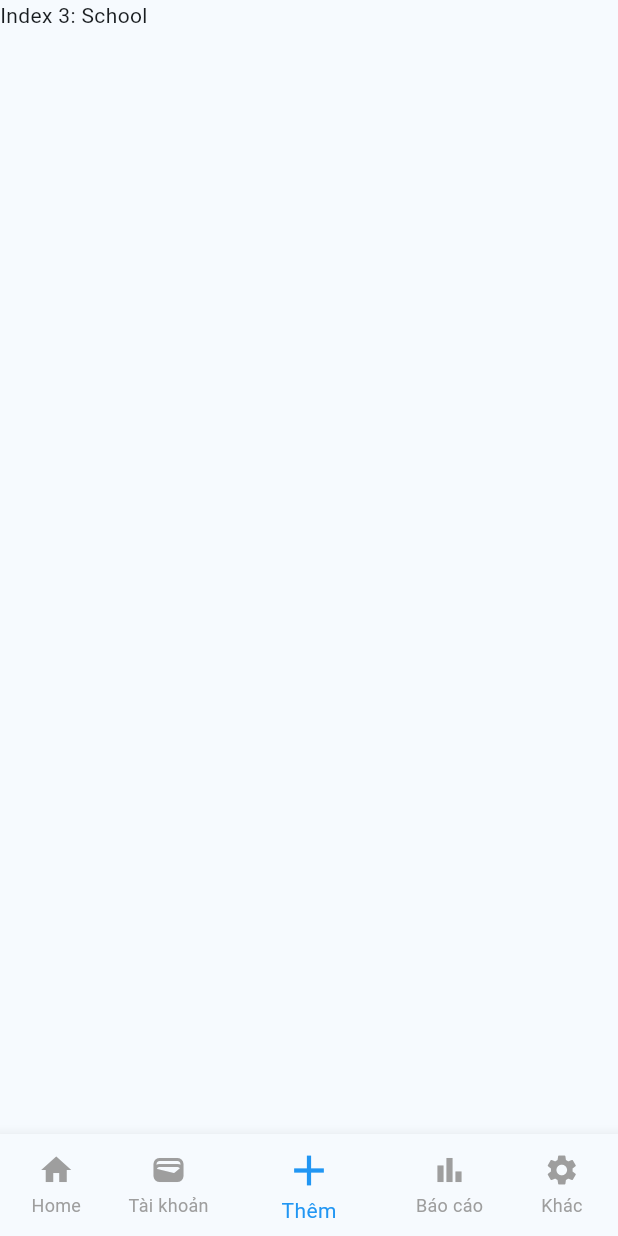
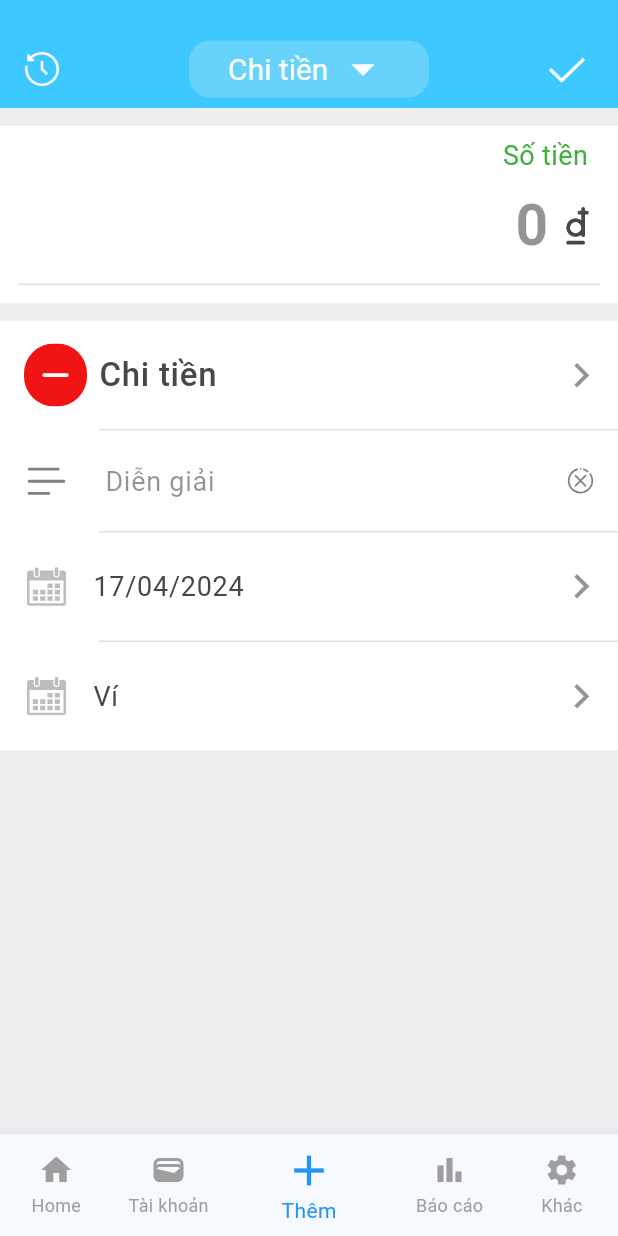
Before and after one commit to nxdinh94/UI_DACS3, a Flutter app: the screen it shows after launch, item 3 of the bottom bar chosen, on a phone screen of 412 x 824 dp. Run offline on Flutter 3.47's test engine with Material 3 defaults, Android fonts, the phone set to English and light mode, and no system bars; drawn by our look-alikes of dropdown_button2; our stand-ins replace flutter_svg, pie_chart, syncfusion_flutter_charts.

Commit message:
adding workspace ui

```diff
--- a/lib/constant/color.dart
+++ b/lib/constant/color.dart
@@ -6,10 +6,14 @@ const secondaryColor = Color(0xFFFFFFFF);
 const backgroundColor = Color(0xD9ECECEC);
 const selectionColor = Color(0xFF88B2AC);
 
+
 const chartCollumn1 = Colors.green;
 const chartCollumn2 = Colors.deepOrangeAccent;
 
+const spendingMoneyColor = Color(0xFFFF6666);
+const revenueMoneyColor = Color(0xFF43AF3F);
 
+const textColor = Color(0xFF494646);
 const unselectedRadioButton = Colors.grey;
 const labelColor = Color(0x86343434);
 const underLineColor = Color(0x86C5C5C5);
@@ -17,15 +21,15 @@ const underLineColor = Color(0x86C5C5C5);
 const defaultPadding = 20.0;
 final gradientList = <List<Color>>[
   [
-    Color.fromRGBO(223, 250, 92, 1),
-    Color.fromRGBO(129, 250, 112, 1),
+    const Color.fromRGBO(223, 250, 92, 1),
+    const Color.fromRGBO(129, 250, 112, 1),
   ],
   [
-    Color.fromRGBO(129, 182, 205, 1),
-    Color.fromRGBO(91, 253, 199, 1),
+    const Color.fromRGBO(129, 182, 205, 1),
+    const Color.fromRGBO(91, 253, 199, 1),
   ],
   [
-    Color.fromRGBO(175, 63, 62, 1.0),
-    Color.fromRGBO(254, 154, 92, 1),
+    const Color.fromRGBO(175, 63, 62, 1.0),
+    const Color.fromRGBO(254, 154, 92, 1),
   ]
 ];
--- a/lib/constant/font.dart
+++ b/lib/constant/font.dart
@@ -1,3 +1,4 @@
 import 'package:flutter/material.dart';
 
 const double buttonTextSize = 20;
+const double textSize = 18;
--- a/lib/constant/side.dart
+++ b/lib/constant/side.dart
@@ -1,2 +1,3 @@
 import 'package:flutter/material.dart';
 const sidePadding = EdgeInsets.symmetric(horizontal: 12);
+const Widget spaceColumn = SizedBox(height: 12);
--- /dev/null
+++ b/lib/data/dropdown_adding_data.dart
@@ -0,0 +1,9 @@
+import 'package:flutter/material.dart';
+List<Map<String, dynamic>> addingDropdownData = [
+  {'icon': 'assets/minus.svg', 'text': 'Chi tiền','backgroundColor': Color(0xFFF11414), 'isChosen': true, 'type' : 'spendMoney'},
+  {'icon': 'assets/plus.svg', 'text': 'Thu tiền','backgroundColor': Color(0xFF56BE04), 'isChosen': false, 'type' : 'revenueMoney'},
+
+
+  {'icon': 'assets/money.svg', 'text': 'Cho vay','backgroundColor': Color(0xFFF1A414), 'isChosen': false, 'type' : 'spendMoney'},
+  {'icon': 'assets/money-bag.svg', 'text': 'Đi vay','backgroundColor': Color(0xFF0B9D07), 'isChosen': false, 'type' : 'revenueMoney'},
+];
--- a/lib/main.dart
+++ b/lib/main.dart
@@ -1,8 +1,14 @@
 import 'package:flutter/material.dart';
+import 'package:flutter/services.dart';
+import 'package:practise_ui/constant/color.dart';
+import 'package:practise_ui/pages/adding_workspace.dart';
 import 'package:practise_ui/pages/home_page.dart';
 import 'package:practise_ui/pages/user_profile.dart';
-import 'package:practise_ui/widgets/custom_dropdown_menu.dart';
+import 'package:practise_ui/widgets/adding_workspace/expand_input_adding_space.dart';
 void main() {
+  SystemChrome.setSystemUIOverlayStyle(SystemUiOverlayStyle(
+    statusBarColor: Colors.transparent,
+  ));
   runApp(const MyApp());
 }
 
@@ -20,15 +26,13 @@ class _MyAppState extends State<MyApp> {
     Text(
       'Index 2: Business',
     ),
-    Text(
-      'Index 3: School',
-    ),
+    AddingWorkspace(),
     Text(
       'Index 4: School',
     ),
 
-    // UserProfile()
-    CustomDropdownMenu()
+    UserProfile()
+    // CustomDropdownMenu()
   ];
   void _onItemTapped(int index) {
     setState(() {
@@ -46,7 +50,7 @@ class _MyAppState extends State<MyApp> {
         unselectedWidgetColor: Colors.grey
       ),
       home: Container(
-        color: Colors.lightBlue.shade400,
+        color: primaryColor,
         child: GestureDetector(
           onTap: () => FocusManager.instance.primaryFocus?.unfocus(),
           child: SafeArea(
--- /dev/null
+++ b/lib/pages/adding_workspace.dart
@@ -0,0 +1,317 @@
+import 'package:flutter/material.dart';
+import 'package:flutter_svg/flutter_svg.dart';
+import 'package:intl/intl.dart';
+import 'package:practise_ui/constant/color.dart';
+import 'package:practise_ui/constant/font.dart';
+import 'package:practise_ui/constant/side.dart';
+import 'package:practise_ui/data/dropdown_adding_data.dart';
+import 'package:practise_ui/widgets/adding_workspace/dropdown_adding_workspace.dart';
+
+class AddingWorkspace extends StatefulWidget {
+  const AddingWorkspace({super.key});
+
+  @override
+  State<AddingWorkspace> createState() => _AddingWorkspaceState();
+}
+
+class _AddingWorkspaceState extends State<AddingWorkspace> {
+  final sidePadding = const EdgeInsets.all(0);
+  late Map<String, dynamic> currentOption= addingDropdownData[0];
+  late String moneyType ;
+
+  DateTime selectedDate = DateTime.now();
+  final TextEditingController _date =  TextEditingController();
+  String _dob= '';
+  void selectedDropdownItem(String selectedItem){
+    for(var item in addingDropdownData){
+      if(item['text'] == selectedItem){
+        setState(() {
+          currentOption  = item;
+        });
+        return;
+      }
+    }
+  }
+  Future<Null> _selectDate(BuildContext context) async {
+    final DateTime? picked = await showDatePicker(
+        context: context,
+        initialDate: selectedDate,
+        firstDate: DateTime(1901, 1),
+        lastDate: DateTime(2100));
+    if (picked != null && picked != selectedDate) {
+      setState(() {
+        selectedDate = picked;
+        String formattedDate = DateFormat('dd/MM/yyyy').format(picked);
+        _date.value = TextEditingValue(text: formattedDate);
+        _dob = formattedDate;
+      });
+    }
+  }
+  @override
+  void initState() {
+    moneyType =currentOption['type'];
+    _dob = DateFormat('dd/MM/yyyy').format(selectedDate);
+    super.initState();
+  }
+  @override
+  Widget build(BuildContext context) {
+    return Container(
+      padding: const EdgeInsets.only(top: 20),
+      color: primaryColor,
+      child: Scaffold(
+        appBar: AppBar(
+          backgroundColor: primaryColor,
+          toolbarHeight: 52,
+          leading: Padding(
+            padding: const EdgeInsets.all(14),
+            child: SvgPicture.asset(
+              'assets/history.svg',
+              fit: BoxFit.fitWidth,
+              colorFilter: const ColorFilter.mode(Colors.white, BlendMode.srcIn),
+            ),
+          ),
+          title: Padding(
+            padding: sidePadding,
+            child: DropDownAddingWorkspace(
+                  addingDropdownData: addingDropdownData,
+                selectedItem: selectedDropdownItem,
+            ),
+          ),
+          centerTitle: true,
+          actions: [
+            Padding(
+              padding: const EdgeInsets.only(right: 15),
+              child: GestureDetector(
+                onTap: () {
+                  // Your action when the icon is tapped
+                },
+                child: SvgPicture.asset(
+                  'assets/tick.svg',
+                  colorFilter: const ColorFilter.mode(Colors.white, BlendMode.srcIn),
+                  width: 38, // Adjust the width as needed
+                  height: 38, // Adjust the height as needed
+                ),
+              ),
+            )
+          ],
+        ),
+        body: Container(
+          color: backgroundColor,
+          child: ListView(
+            children: [
+              spaceColumn,
+              //Phần điền số tiền
+              Container(
+                color: Colors.white,
+                padding: const EdgeInsets.all(12),
+                child: Column(
+                  crossAxisAlignment: CrossAxisAlignment.end,
+                  children: [
+                    const Padding(
+                      padding: EdgeInsets.only(right: 8),
+                      child: Text('Số tiền', style: TextStyle(
+                        fontSize: textSize,
+                        color: revenueMoneyColor,
+                        height: 0.9,
+                      )),
+                    ),
+                    TextField(
+
+                      decoration: InputDecoration(
+                        isDense: true,
+                        contentPadding: EdgeInsets.symmetric(horizontal: 0, vertical: 10),
+                        border: InputBorder.none,
+
+                        hintText: '0',
+                        hintStyle: const TextStyle(
+                          color: labelColor,
+                        ),
+
+                        suffixIcon: SizedBox(
+                          height: 10,
+                          width: 10,
+                          child: SvgPicture.asset(
+                            'assets/dong.svg',
+                            height: 10,
+                            width: 10,
+                            colorFilter: const ColorFilter.mode(textColor, BlendMode.srcIn),
+                          ),
+                        ),
+                        suffixIconConstraints: const BoxConstraints(
+                          minWidth: 30,
+                          minHeight: 30,
+                        ),
+                        suffixIconColor: textColor,
+
+                      ),
+                      textAlign: TextAlign.end,
+                      cursorColor: primaryColor,
+                      keyboardType: TextInputType.number,
+                      style: const TextStyle(
+                        fontSize: 38,
+                        fontWeight: FontWeight.w700,
+                        color: revenueMoneyColor
+                      ),
+                    ),
+                    const Divider(height: 1, color: underLineColor,)
+                  ],
+                ),
+              ),
+              spaceColumn,
+              // Phần điền thông tin cần thiết
+              Container(
+                color: Colors.white,
+                child: Column(
+                  children: [
+                    // Phần chọn lý do dùng tiền
+                    ListTile(
+                      leading: ClipRRect(
+                        borderRadius: BorderRadius.circular(20),
+                        child: Container(
+                          padding: const EdgeInsets.all(6),
+                          color: currentOption['backgroundColor'],
+                          child: SvgPicture.asset(
+                            currentOption['icon'],
+                            width: 30,
+                            height: 30,
+
+                          ),
+                        ),
+                      ),
+                      title: Transform.translate(
+                        offset: const Offset(-8, 0),
+                        child: Text(currentOption['text'],
+                          style: const TextStyle(
+                            fontSize: 22,
+                            fontWeight: FontWeight.w500,
+                            color: textColor
+                          )
+                        ),
+                      ),
+                      trailing: const Icon(
+                        Icons.keyboard_arrow_right,
+                        color: labelColor,
+                        size: 33,
+                      ),
+                      contentPadding: const EdgeInsets.only(left: 16, top: 8, bottom: 8, right: 8),
+                      onTap: (){},
+                    ),
+                    const Divider(height: 1, color: underLineColor,indent: 66),
+                    Container(
+                      padding: EdgeInsets.symmetric(horizontal: 16),
+                      child: TextField(
+                        style: TextStyle(
+                          color: textColor,
+                          fontSize: textSize,
+                        ),
+                        decoration: InputDecoration(
+                          isDense: true,
+                          contentPadding: EdgeInsets.symmetric(vertical: 20),
+                          border: InputBorder.none,
+                          hintText: 'Diễn giải',
+                          hintStyle: TextStyle(
+                            color: labelColor
+                          ),
+                          prefixIcon: Padding(
+                            padding: const EdgeInsets.only(right: 20),
+                            child: SvgPicture.asset(
+                              'assets/text-align-left.svg',
+                              width: 30,
+                              height: 30,
+                            ),
+                          ),
+
+                          prefixIconConstraints: BoxConstraints(
+                            maxWidth: 50,
+                            maxHeight: 50
+                          ),
+                          suffixIcon: SvgPicture.asset(
+                            'assets/delete.svg',
+                          ),
+                          suffixIconConstraints: BoxConstraints(
+                            minHeight: 15,
+                            minWidth: 15,
+                            maxHeight: 18,
+                            maxWidth: 18
+                          ),
+                          // suffixIconColor: Colors.grey,
+                        ),
+                      ),
+                    ),
+                    const Divider(height: 1, color: underLineColor,indent: 66),
+
+                    ListTile(
+                      leading: Container(
+                        margin: EdgeInsets.only(right: 10),
+                        padding: EdgeInsets.only(left: 2),
+                        child: SvgPicture.asset(
+                          'assets/calendar.svg',
+                          width: 26,
+                          height: 26,
+                          colorFilter: ColorFilter.mode(Colors.grey[400]!, BlendMode.srcIn),
+                        ),
+                      ),
+                      title: Transform.translate(
+                        offset: const Offset(-8, 0),
+                        child: Text(
+                            _dob,
+                            style: const TextStyle(
+                                fontSize: textSize,
+                                color: textColor
+                            )
+                        ),
+                      ),
+                      trailing: const Icon(
+                        Icons.keyboard_arrow_right,
+                        color: labelColor,
+                        size: 33,
+                      ),
+                      contentPadding: const EdgeInsets.only(left: 16, top: 8, bottom: 8, right: 8),
+                      onTap: (){
+                            _selectDate(context);
+                      },
+                    ),
+                    const Divider(height: 1, color: underLineColor,indent: 66),
+
+                    ListTile(
+                      leading: Container(
+                        margin: EdgeInsets.only(right: 10),
+                        padding: EdgeInsets.only(left: 2),
+                        child: SvgPicture.asset(
+                          'assets/calendar.svg',
+                          width: 26,
+                          height: 26,
+                          colorFilter: ColorFilter.mode(Colors.grey[400]!, BlendMode.srcIn),
+                        ),
+                      ),
+                      title: Transform.translate(
+                        offset: const Offset(-8, 0),
+                        child: Text(
+                            'Ví',
+                            style: const TextStyle(
+                                fontSize: textSize,
+                                color: textColor
+                            )
+                        ),
+                      ),
+                      trailing: const Icon(
+                        Icons.keyboard_arrow_right,
+                        color: labelColor,
+                        size: 33,
+                      ),
+                      contentPadding: const EdgeInsets.only(left: 16, top: 8, bottom: 8, right: 8),
+                      onTap: (){
+
+                      },
+                    ),
+                  ],
+                ),
+              )
+            ],
+          ),
+        ),
+      ),
+
+    );
+  }
+}
--- a/lib/pages/home_page.dart
+++ b/lib/pages/home_page.dart
@@ -32,7 +32,7 @@ class _HomePageState extends State<HomePage> {
                     width: double.infinity,
                     padding: EdgeInsets.all(12),
                     decoration: BoxDecoration(
-                        color: Colors.lightBlue.shade400
+                        color: primaryColor
                     ),
                     child: Column(
                       children: [
--- /dev/null
+++ b/lib/widgets/adding_workspace/dropdown_adding_workspace.dart
@@ -0,0 +1,212 @@
+import 'package:flutter/material.dart';
+import 'package:dropdown_button2/dropdown_button2.dart';
+import 'package:flutter_svg/flutter_svg.dart';
+import 'package:practise_ui/constant/color.dart';
+import 'package:practise_ui/constant/font.dart';
+// import 'package:practise_ui/data/dropdown_adding_data.dart';
+class DropDownAddingWorkspace extends StatefulWidget {
+  const DropDownAddingWorkspace({super.key, required this.addingDropdownData, required this.selectedItem});
+  final List<Map<String, dynamic>> addingDropdownData;
+  final Function? selectedItem;
+
+  @override
+  State<DropDownAddingWorkspace> createState() => _DropDownAddingWorkspaceState();
+}
+
+class _DropDownAddingWorkspaceState extends State<DropDownAddingWorkspace> {
+
+  String? selectedValue ;
+
+  @override
+  void initState() {
+    selectedValue = widget.addingDropdownData[0]['text'];
+
+    super.initState();
+  }
+
+
+  @override
+  Widget build(BuildContext context) {
+    return DropdownButtonHideUnderline(
+        child: DropdownButton2<String>(
+          isExpanded: true,
+          hint: Container(
+            color: Colors.grey,
+            child: const Row(
+              mainAxisAlignment: MainAxisAlignment.center,
+              children: [
+                Expanded(
+                  child: Text(
+                    'Tiêu tiền',
+                    style: TextStyle(
+                      fontSize: 14,
+                      fontWeight: FontWeight.bold,
+                      color: Colors.yellow,
+                    ),
+                    overflow: TextOverflow.ellipsis,
+                  ),
+                ),
+              ],
+            ),
+          ),
+          items: widget.addingDropdownData.map((Map<String, dynamic> item) => DropdownMenuItem<String>(
+            value: item['text'],
+            //custom dropdown item
+            child: _DropdownMenuItem(
+              text: item['text'],
+              icon: item['icon'],
+              isChosen: item['isChosen'],
+              backgroundColor: item['backgroundColor'],
+            )
+          )).toList(),
+
+          value: selectedValue,
+          onChanged: (value) {
+            setState(() {
+              selectedValue = value;
+            });
+            widget.selectedItem!(value);
+            for(var item in widget.addingDropdownData){
+              if(item['text'] == value){
+                item['isChosen'] = true;
+              }else {
+                item['isChosen'] = false;
+              }
+            }
+          },
+          // buttonStyleData: ButtonStyleData(
+          //   height: 38,
+          //   width: 160,
+          //   // elevation:14,
+          //   decoration: BoxDecoration(
+          //     borderRadius: BorderRadius.circular(14),
+          //     color: const Color(0x66A6E2F3),
+          //   ),
+          // ),
+
+          customButton: Container(
+            height: 38,
+            width: 160,
+            padding: const EdgeInsets.only(left: 14, right: 14),
+            decoration: BoxDecoration(
+              borderRadius: BorderRadius.circular(14),
+              color: const Color(0x66A6E2F3),
+              // color: Colors.red,
+            ),
+            child: Row(
+              mainAxisAlignment: MainAxisAlignment.center,
+              children: [
+                Text(
+                  selectedValue!,
+                  style: const  TextStyle(
+                    fontSize: buttonTextSize,
+                    color: Colors.white
+                  ),
+                ),
+                const SizedBox(width: 5),
+                const Icon(
+                  Icons.arrow_drop_down,
+                  size: 36,
+                  color: Colors.white,
+                )
+              ],
+            ),
+          ),
+          iconStyleData: const IconStyleData(
+            icon: Icon(
+              Icons.arrow_drop_down,
+            ),
+            iconSize: 34,
+            iconEnabledColor: Colors.white,
+            iconDisabledColor: Colors.grey,
+
+          ),
+          dropdownStyleData: const DropdownStyleData(
+            // maxHeight: 200,
+            width: double.infinity,
+            decoration: BoxDecoration(
+              // borderRadius: BorderRadius.circular(14),
+              color: Colors.white,
+            ),
+            offset: Offset(0, -7),
+            // scrollbarTheme: ScrollbarThemeData(
+            //   radius: const Radius.circular(40),
+            //   thickness: MaterialStateProperty.all(6),
+            //   thumbVisibility: MaterialStateProperty.all(true),
+            // ),
+            elevation: 0
+          ),
+          menuItemStyleData: const MenuItemStyleData(
+            height: 65,
+            padding: EdgeInsets.only(left: 14, right: 14),
+          ),
+        ),
+      );
+  }
+}
+class _DropdownMenuItem extends StatefulWidget {
+  const _DropdownMenuItem({
+    // super.key,
+    required this.icon,
+    required this.text,
+    this.backgroundColor = Colors.transparent,
+    this.isChosen = false
+  });
+  final String icon;
+  final String text;
+  final Color backgroundColor;
+  final bool isChosen;
+  @override
+  State<_DropdownMenuItem> createState() => _DropdownMenuItemState();
+}
+
+class _DropdownMenuItemState extends State<_DropdownMenuItem> {
+  @override
+  Widget build(BuildContext context) {
+    return Column(
+      children: [
+        Stack(
+          children: [
+            Row(
+              children: [
+                ClipRRect(
+                  borderRadius: BorderRadius.circular(30),
+                  child: Container(
+                    width: 40,
+                    height: 40,
+                    padding: const EdgeInsets.all(4),
+                    color: widget.backgroundColor,
+                    child: SvgPicture.asset(
+                      widget.icon,
+                      width: 24,
+                      height: 24,
+                    ),
+                  ),
+                ),
+                const SizedBox(width: 10,),
+                Text(
+                  widget.text,
+                  style: const TextStyle(color: textColor, fontSize: textSize),
+                ),
+              ],
+            ),
+            Positioned(
+              right: 10,
+              bottom: 0,
+              child: SvgPicture.asset(
+                'assets/tick.svg',
+                colorFilter: widget.isChosen ?
+                const ColorFilter.mode(primaryColor, BlendMode.srcIn):
+                const ColorFilter.mode(Colors.transparent, BlendMode.srcIn),
+                width: 35,
+              ),
+            )
+          ],
+        ),
+        const SizedBox(height: 12),
+        const Divider(height: 1, color: underLineColor),
+        const SizedBox(height: 12)
+      ],
+    );
+  }
+}
--- a/lib/widgets/custom_dropdown_menu.dart
+++ b/lib/widgets/adding_workspace/expand_input_adding_space.dart
@@ -1,5 +1,4 @@
 import 'package:flutter/material.dart';
-
 class CustomDropdownMenu extends StatefulWidget {
   const CustomDropdownMenu({Key? key}) : super(key: key);
 
@@ -9,7 +8,7 @@ class CustomDropdownMenu extends StatefulWidget {
 
 class _CustomDropdownMenuState extends State<CustomDropdownMenu> {
   late bool isShow;
-  final mylist = <String>['abc', 'afadf', 'asdfd', 'asdf'];
+  final mylist = ['adf','adfd', 'asdsdf'];
 
   @override
   void initState() {
--- a/pubspec.yaml
+++ b/pubspec.yaml
@@ -41,6 +41,7 @@ dependencies:
   animated_bottom_navigation_bar: 1.3.3
   flutter_svg: 2.0.10+1
   intl: ^0.19.0
+  dropdown_button2: ^2.3.8
 
 dev_dependencies:
   flutter_test:
```
Also changed, not shown: assets/calendar.svg (added), assets/delete.svg (added), assets/dong.svg (added), assets/history.svg (added), assets/minus.svg (added), assets/money-bag.svg (added), assets/money.svg (added), assets/plus.svg (added), assets/text-align-left.svg (added), assets/tick.svg (added), pubspec.lock.
